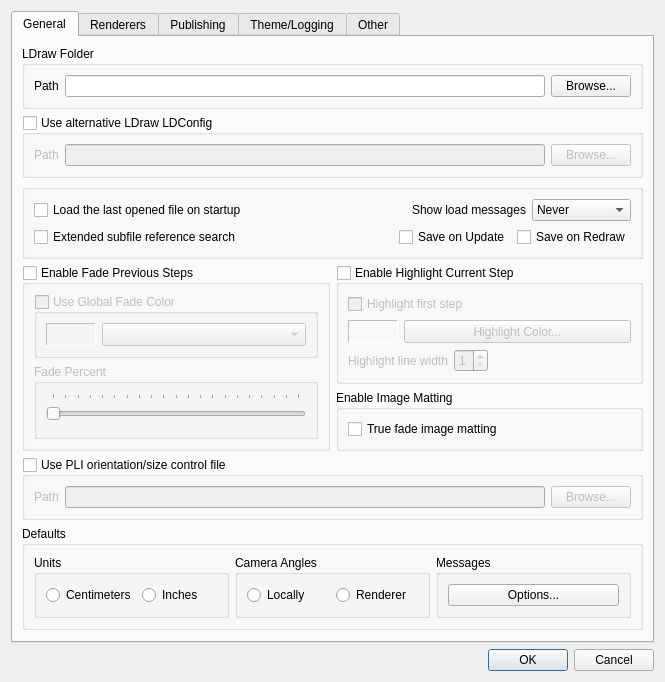
Above: mainApp/preferences.ui from trevorsandy/lpub3d-ci before the change. Below: the same form after it.
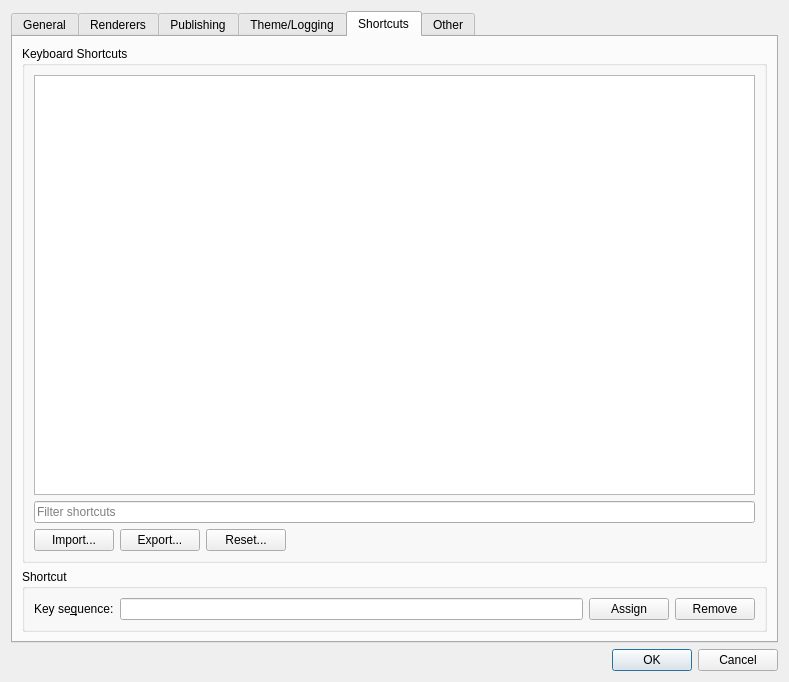
That is the form after the change. The open tabs and pages were chosen to show the change.

Commit message: Manage keyboard shortcuts #603

Diff of the .ui file:
```diff
--- a/mainApp/preferences.ui
+++ b/mainApp/preferences.ui
@@ -7,7 +7,7 @@
    <rect>
     <x>0</x>
     <y>0</y>
-    <width>613</width>
+    <width>789</width>
     <height>618</height>
    </rect>
   </property>
@@ -3189,6 +3189,130 @@
        </item>
       </layout>
      </widget>
+     <widget class="QWidget" name="shortcutsTab">
+      <attribute name="title">
+       <string>Shortcuts</string>
+      </attribute>
+      <layout class="QVBoxLayout" name="verticalLayout_21">
+       <item>
+        <layout class="QVBoxLayout" name="verticalLayout_18">
+         <item>
+          <layout class="QVBoxLayout" name="verticalLayout_4"/>
+         </item>
+         <item>
+          <layout class="QVBoxLayout" name="verticalLayout_16">
+           <item>
+            <widget class="QGroupBox" name="groupBox_8">
+             <property name="title">
+              <string>Keyboard Shortcuts</string>
+             </property>
+             <layout class="QVBoxLayout" name="verticalLayout_17">
+              <item>
+               <widget class="QTreeWidget" name="commandList">
+                <property name="rootIsDecorated">
+                 <bool>true</bool>
+                </property>
+                <property name="uniformRowHeights">
+                 <bool>true</bool>
+                </property>
+                <property name="columnCount">
+                 <number>0</number>
+                </property>
+               </widget>
+              </item>
+              <item>
+               <widget class="QLineEdit" name="KeyboardFilterEdit">
+                <property name="placeholderText">
+                 <string>Filter shortcuts</string>
+                </property>
+               </widget>
+              </item>
+              <item>
+               <layout class="QHBoxLayout" name="horizontalLayout_29">
+                <item>
+                 <widget class="QPushButton" name="shortcutsImport">
+                  <property name="text">
+                   <string>Import...</string>
+                  </property>
+                 </widget>
+                </item>
+                <item>
+                 <widget class="QPushButton" name="shortcutsExport">
+                  <property name="text">
+                   <string>Export...</string>
+                  </property>
+                 </widget>
+                </item>
+                <item>
+                 <widget class="QPushButton" name="shortcutsReset">
+                  <property name="text">
+                   <string>Reset...</string>
+                  </property>
+                 </widget>
+                </item>
+                <item>
+                 <spacer name="horizontalSpacer_26">
+                  <property name="orientation">
+                   <enum>Qt::Horizontal</enum>
+                  </property>
+                  <property name="sizeHint" stdset="0">
+                   <size>
+                    <width>40</width>
+                    <height>20</height>
+                   </size>
+                  </property>
+                 </spacer>
+                </item>
+               </layout>
+              </item>
+             </layout>
+            </widget>
+           </item>
+           <item>
+            <layout class="QHBoxLayout" name="horizontalLayout_33"/>
+           </item>
+           <item>
+            <widget class="QGroupBox" name="shortcutGroup">
+             <property name="title">
+              <string>Shortcut</string>
+             </property>
+             <layout class="QHBoxLayout" name="horizontalLayout_34">
+              <item>
+               <widget class="QLabel" name="label_34">
+                <property name="text">
+                 <string>Key se&amp;quence:</string>
+                </property>
+                <property name="buddy">
+                 <cstring>shortcutEdit</cstring>
+                </property>
+               </widget>
+              </item>
+              <item>
+               <widget class="QLineEdit" name="shortcutEdit"/>
+              </item>
+              <item>
+               <widget class="QPushButton" name="shortcutAssign">
+                <property name="text">
+                 <string>Assign</string>
+                </property>
+               </widget>
+              </item>
+              <item>
+               <widget class="QPushButton" name="shortcutRemove">
+                <property name="text">
+                 <string>Remove</string>
+                </property>
+               </widget>
+              </item>
+             </layout>
+            </widget>
+           </item>
+          </layout>
+         </item>
+        </layout>
+       </item>
+      </layout>
+     </widget>
      <widget class="QWidget" name="tabOther">
       <attribute name="title">
        <string>Other</string>
```
Left out of the diff: 14 changed lines with no effect on the pictures. The commit also changes 26 other files.
